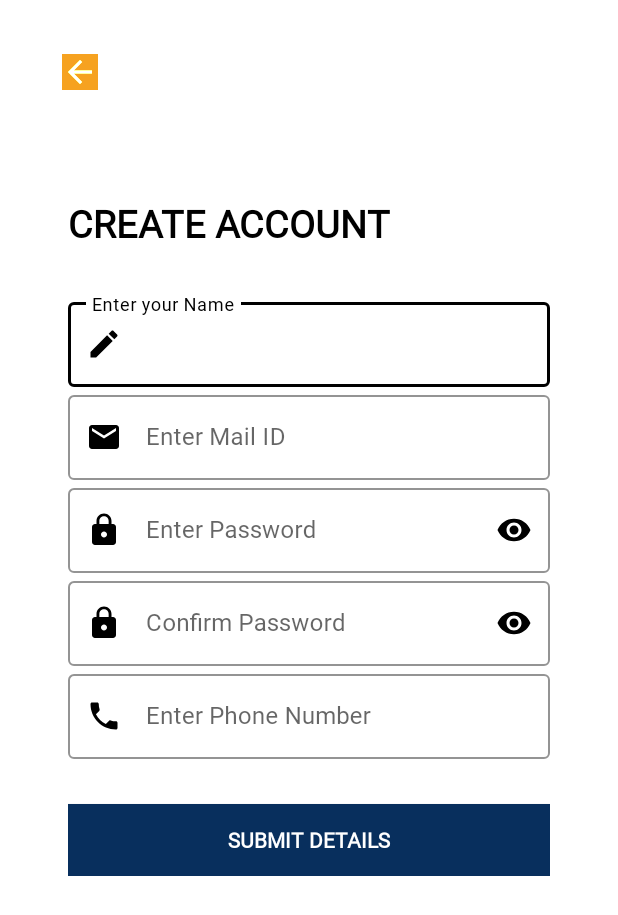
After one commit to saikiran1224/GMRVF_Skill_Training, an Android app: the SignUpActivity screen opened directly, with no data from a screen before it, on a phone screen of 412 x 824 dp. The commit adds this screen. Shown: the top 915 px of the screen. Run offline under Robolectric (Android 15) with nearby library versions, the phone set to English and light mode, and no system bars.

Commit message:
Added Login and SignUp Screens

```diff
--- a/app/src/main/AndroidManifest.xml
+++ b/app/src/main/AndroidManifest.xml
@@ -9,9 +9,9 @@
         android:roundIcon="@mipmap/ic_launcher_round"
         android:supportsRtl="true"
         android:theme="@style/Theme.GMRVFSkillTraining">
-        <activity android:name=".MainActivity">
-
-        </activity>
+        <activity android:name=".general.SignUpActivity"></activity>
+        <activity android:name=".general.LoginActivity" />
+        <activity android:name=".MainActivity" />
         <activity android:name=".general.SplashScreenActivity">
             <intent-filter>
                 <action android:name="android.intent.action.MAIN" />
--- /dev/null
+++ b/app/src/main/java/com/gmrvf/skilltraining/general/SignUpActivity.java
@@ -0,0 +1,16 @@
+package com.gmrvf.skilltraining.general;
+
+import androidx.appcompat.app.AppCompatActivity;
+
+import android.os.Bundle;
+
+import com.gmrvf.skilltraining.R;
+
+public class SignUpActivity extends AppCompatActivity {
+
+    @Override
+    protected void onCreate(Bundle savedInstanceState) {
+        super.onCreate(savedInstanceState);
+        setContentView(R.layout.activity_sign_up);
+    }
+}
--- /dev/null
+++ b/app/src/main/res/drawable/ic_baseline_arrow_back_24.xml
@@ -0,0 +1,10 @@
+<vector xmlns:android="http://schemas.android.com/apk/res/android"
+    android:width="24dp"
+    android:height="24dp"
+    android:viewportWidth="24"
+    android:viewportHeight="24"
+    android:tint="?attr/colorControlNormal">
+  <path
+      android:fillColor="@android:color/white"
+      android:pathData="M20,11H7.83l5.59,-5.59L12,4l-8,8 8,8 1.41,-1.41L7.83,13H20v-2z"/>
+</vector>
--- /dev/null
+++ b/app/src/main/res/drawable/ic_baseline_edit_24.xml
@@ -0,0 +1,10 @@
+<vector xmlns:android="http://schemas.android.com/apk/res/android"
+    android:width="24dp"
+    android:height="24dp"
+    android:viewportWidth="24"
+    android:viewportHeight="24"
+    android:tint="?attr/colorControlNormal">
+  <path
+      android:fillColor="@android:color/white"
+      android:pathData="M3,17.25V21h3.75L17.81,9.94l-3.75,-3.75L3,17.25zM20.71,7.04c0.39,-0.39 0.39,-1.02 0,-1.41l-2.34,-2.34c-0.39,-0.39 -1.02,-0.39 -1.41,0l-1.83,1.83 3.75,3.75 1.83,-1.83z"/>
+</vector>
--- /dev/null
+++ b/app/src/main/res/drawable/ic_baseline_email_24.xml
@@ -0,0 +1,10 @@
+<vector xmlns:android="http://schemas.android.com/apk/res/android"
+    android:width="24dp"
+    android:height="24dp"
+    android:viewportWidth="24"
+    android:viewportHeight="24"
+    android:tint="?attr/colorControlNormal">
+  <path
+      android:fillColor="@android:color/white"
+      android:pathData="M20,4L4,4c-1.1,0 -1.99,0.9 -1.99,2L2,18c0,1.1 0.9,2 2,2h16c1.1,0 2,-0.9 2,-2L22,6c0,-1.1 -0.9,-2 -2,-2zM20,8l-8,5 -8,-5L4,6l8,5 8,-5v2z"/>
+</vector>
--- /dev/null
+++ b/app/src/main/res/drawable/ic_baseline_local_phone_24.xml
@@ -0,0 +1,10 @@
+<vector xmlns:android="http://schemas.android.com/apk/res/android"
+    android:width="24dp"
+    android:height="24dp"
+    android:viewportWidth="24"
+    android:viewportHeight="24"
+    android:tint="?attr/colorControlNormal">
+  <path
+      android:fillColor="@android:color/white"
+      android:pathData="M6.62,10.79c1.44,2.83 3.76,5.14 6.59,6.59l2.2,-2.2c0.27,-0.27 0.67,-0.36 1.02,-0.24 1.12,0.37 2.33,0.57 3.57,0.57 0.55,0 1,0.45 1,1V20c0,0.55 -0.45,1 -1,1 -9.39,0 -17,-7.61 -17,-17 0,-0.55 0.45,-1 1,-1h3.5c0.55,0 1,0.45 1,1 0,1.25 0.2,2.45 0.57,3.57 0.11,0.35 0.03,0.74 -0.25,1.02l-2.2,2.2z"/>
+</vector>
--- /dev/null
+++ b/app/src/main/res/drawable/ic_baseline_lock_24.xml
@@ -0,0 +1,10 @@
+<vector xmlns:android="http://schemas.android.com/apk/res/android"
+    android:width="24dp"
+    android:height="24dp"
+    android:viewportWidth="24"
+    android:viewportHeight="24"
+    android:tint="?attr/colorControlNormal">
+  <path
+      android:fillColor="@android:color/white"
+      android:pathData="M18,8h-1L17,6c0,-2.76 -2.24,-5 -5,-5S7,3.24 7,6v2L6,8c-1.1,0 -2,0.9 -2,2v10c0,1.1 0.9,2 2,2h12c1.1,0 2,-0.9 2,-2L20,10c0,-1.1 -0.9,-2 -2,-2zM12,17c-1.1,0 -2,-0.9 -2,-2s0.9,-2 2,-2 2,0.9 2,2 -0.9,2 -2,2zM15.1,8L8.9,8L8.9,6c0,-1.71 1.39,-3.1 3.1,-3.1 1.71,0 3.1,1.39 3.1,3.1v2z"/>
+</vector>
--- /dev/null
+++ b/app/src/main/res/layout/activity_sign_up.xml
@@ -0,0 +1,230 @@
+<?xml version="1.0" encoding="utf-8"?>
+<RelativeLayout xmlns:android="http://schemas.android.com/apk/res/android"
+    xmlns:app="http://schemas.android.com/apk/res-auto"
+    xmlns:tools="http://schemas.android.com/tools"
+    android:layout_width="match_parent"
+    android:padding="20dp"
+    android:background="@color/white"
+    android:layout_height="match_parent"
+    tools:context=".general.SignUpActivity">
+
+    <LinearLayout
+        android:layout_width="match_parent"
+        android:layout_height="match_parent"
+        android:orientation="vertical">
+
+        <androidx.appcompat.widget.Toolbar
+            android:id="@+id/restaurantToolBar"
+            android:layout_width="match_parent"
+            android:layout_height="wrap_content"
+            android:background="#fff"
+            android:theme="@style/CardView.Light"
+            app:titleMarginStart="40dp">
+
+            <FrameLayout
+                android:layout_width="match_parent"
+                android:layout_height="match_parent">
+
+                <ImageView
+                    android:id="@+id/back_button"
+                    android:layout_width="wrap_content"
+                    android:layout_height="wrap_content"
+                    android:padding="5dp"
+                    app:tint= "@color/colorOrange"
+                    android:tintMode="add"
+                    android:src="@drawable/ic_baseline_arrow_back_24" />
+
+
+            </FrameLayout>
+            <!--
+                      <RelativeLayout
+                          android:layout_width="match_parent"
+                          android:layout_height="wrap_content">
+                          <ImageView
+                              android:id="@+id/back_button"
+                              android:layout_width="wrap_content"
+                              android:layout_height="wrap_content"
+                              android:padding="5dp"
+                              android:src="@drawable/ic_arrow_back_black_24dp" />
+                          <ImageView
+                              android:layout_width="wrap_content"
+                              android:layout_height="wrap_content"
+                              android:layout_alignParentEnd="true"
+                              android:layout_gravity="right"
+                              android:padding="5dp"
+                              android:src="@drawable/ic_search" />
+                      </RelativeLayout>-->
+
+
+        </androidx.appcompat.widget.Toolbar>
+
+        <LinearLayout
+            android:layout_width="match_parent"
+            android:layout_height="wrap_content"
+            android:layout_gravity="center_vertical"
+            android:orientation="vertical"
+            android:padding="25dp">
+
+            <TextView
+                android:layout_width="wrap_content"
+                android:layout_height="wrap_content"
+                android:layout_marginTop="30dp"
+                android:fontFamily="@font/khula"
+                android:text="Create Account"
+                android:textAllCaps="true"
+                android:textStyle="bold"
+                android:textColor="#000"
+                android:textSize="25sp" />
+
+            <LinearLayout
+                android:layout_width="match_parent"
+                android:layout_height="wrap_content"
+                android:layout_marginTop="30dp"
+                android:orientation="vertical">
+
+                <com.google.android.material.textfield.TextInputLayout
+                    style="@style/Widget.MaterialComponents.TextInputLayout.OutlinedBox"
+                    android:layout_width="match_parent"
+                    android:layout_height="wrap_content"
+                    android:hint="Enter your Name"
+                    app:boxStrokeColor="#000"
+                    app:boxStrokeWidthFocused="2dp"
+                    app:endIconMode="clear_text"
+                    app:endIconTint="#000"
+                    app:hintTextColor="#000"
+                    app:startIconDrawable="@drawable/ic_baseline_edit_24"
+                    app:startIconTint="#000">
+
+                    <com.google.android.material.textfield.TextInputEditText
+                        android:layout_width="match_parent"
+                        android:layout_height="match_parent"
+                        android:fontFamily="@font/khula"
+                        android:id="@+id/editName"
+                        android:inputType="text"
+                        android:textColor="#000" />
+
+                </com.google.android.material.textfield.TextInputLayout>
+
+                <com.google.android.material.textfield.TextInputLayout
+                    style="@style/Widget.MaterialComponents.TextInputLayout.OutlinedBox"
+                    android:layout_width="match_parent"
+                    android:layout_height="wrap_content"
+                    android:hint="Enter Mail ID"
+                    app:boxStrokeColor="#000"
+                    app:boxStrokeWidthFocused="2dp"
+                    app:endIconMode="clear_text"
+                    app:endIconTint="#000"
+                    app:hintTextColor="#000"
+                    app:startIconDrawable="@drawable/ic_baseline_email_24"
+                    app:startIconTint="#000">
+
+                    <com.google.android.material.textfield.TextInputEditText
+                        android:layout_width="match_parent"
+                        android:layout_height="match_parent"
+                        android:fontFamily="@font/khula"
+                        android:inputType="text"
+                        android:id="@+id/editMail"
+                        android:textColor="#000" />
+
+                </com.google.android.material.textfield.TextInputLayout>
+
+                <com.google.android.material.textfield.TextInputLayout
+                    style="@style/Widget.MaterialComponents.TextInputLayout.OutlinedBox"
+                    android:layout_width="match_parent"
+                    android:layout_height="wrap_content"
+                    android:hint="Enter Password"
+                    app:boxStrokeColor="#000"
+                    app:boxStrokeWidthFocused="2dp"
+                    app:endIconMode="password_toggle"
+                    app:endIconTint="#000"
+                    app:hintTextColor="#000"
+                    app:startIconDrawable="@drawable/ic_baseline_lock_24"
+                    app:startIconTint="#000">
+
+                    <com.google.android.material.textfield.TextInputEditText
+                        android:layout_width="match_parent"
+                        android:layout_height="match_parent"
+                        android:fontFamily="@font/khula"
+                        android:id="@+id/editPassword"
+                        android:inputType="textPassword"
+                        android:textColor="#000" />
+
+                </com.google.android.material.textfield.TextInputLayout>
+
+                <com.google.android.material.textfield.TextInputLayout
+                    style="@style/Widget.MaterialComponents.TextInputLayout.OutlinedBox"
+                    android:layout_width="match_parent"
+                    android:layout_height="wrap_content"
+                    android:hint="Confirm Password"
+                    app:boxStrokeColor="#000"
+                    app:boxStrokeWidthFocused="2dp"
+                    app:endIconMode="password_toggle"
+                    app:endIconTint="#000"
+                    app:hintTextColor="#000"
+                    app:startIconDrawable="@drawable/ic_baseline_lock_24"
+                    app:startIconTint="#000">
+
+                    <com.google.android.material.textfield.TextInputEditText
+                        android:layout_width="match_parent"
+                        android:layout_height="match_parent"
+                        android:fontFamily="@font/khula"
+                        android:id="@+id/editConfPassword"
+                        android:inputType="textPassword"
+                        android:textColor="#000" />
+
+                </com.google.android.material.textfield.TextInputLayout>
+
+                <com.google.android.material.textfield.TextInputLayout
+                    style="@style/Widget.MaterialComponents.TextInputLayout.OutlinedBox"
+                    android:layout_width="match_parent"
+                    android:layout_height="wrap_content"
+                    android:hint="Enter Phone Number"
+                    app:boxStrokeColor="#000"
+                    app:boxStrokeWidthFocused="2dp"
+                    app:endIconMode="clear_text"
+                    app:endIconTint="#000"
+                    app:hintTextColor="#000"
+                    app:startIconDrawable="@drawable/ic_baseline_local_phone_24"
+                    app:startIconTint="#000">
+
+                    <com.google.android.material.textfield.TextInputEditText
+                        android:layout_width="match_parent"
+                        android:layout_height="match_parent"
+                        android:fontFamily="@font/khula"
+                        android:inputType="number"
+                        android:maxLength="10"
+                        android:id="@+id/editPhone"
+                        android:textColor="#000" />
+
+                </com.google.android.material.textfield.TextInputLayout>
+
+
+                <Button
+                    android:id="@+id/btnSubmit"
+                    android:layout_width="match_parent"
+                    android:layout_height="wrap_content"
+                    android:layout_marginTop="30dp"
+                    android:fontFamily="@font/khula"
+                    android:textStyle="bold"
+                    android:background="@color/colorBlue"
+                    android:text="Submit Details"
+                    android:textColor="#fff" />
+
+                <!--<Button
+                    android:layout_width="wrap_content"
+                    android:layout_height="wrap_content"
+                    android:text="@string/create_account"
+                    android:background="#00000000"
+                    android:layout_gravity="center"
+                    android:layout_marginTop="20dp"
+                    />-->
+
+
+            </LinearLayout>
+
+        </LinearLayout>
+
+    </LinearLayout>
+
+
+</RelativeLayout>
```
Also changed, not shown: app/src/main/java/com/gmrvf/skilltraining/MainActivity.java (+20 -0 lines), app/src/main/java/com/gmrvf/skilltraining/general/LoginActivity.java (added, +16 -0 lines), app/src/main/res/drawable/ic_baseline_person_24.xml (added, +10 -0 lines), app/src/main/res/layout/activity_login.xml (added, +199 -0 lines), app/src/main/res/layout/activity_main.xml (+6 -6 lines).
